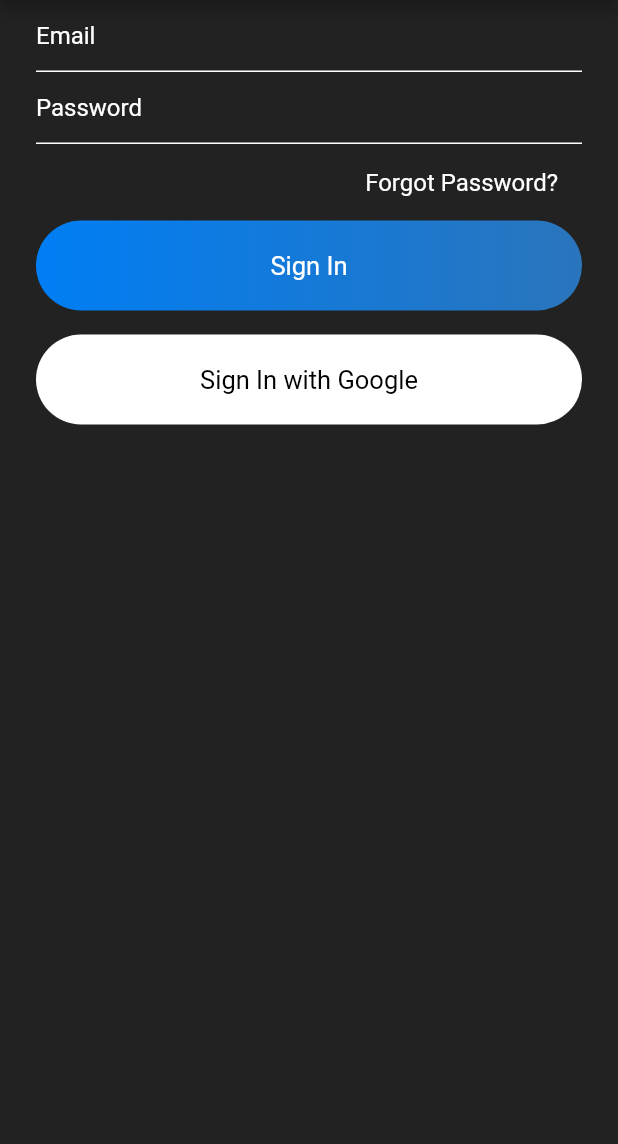
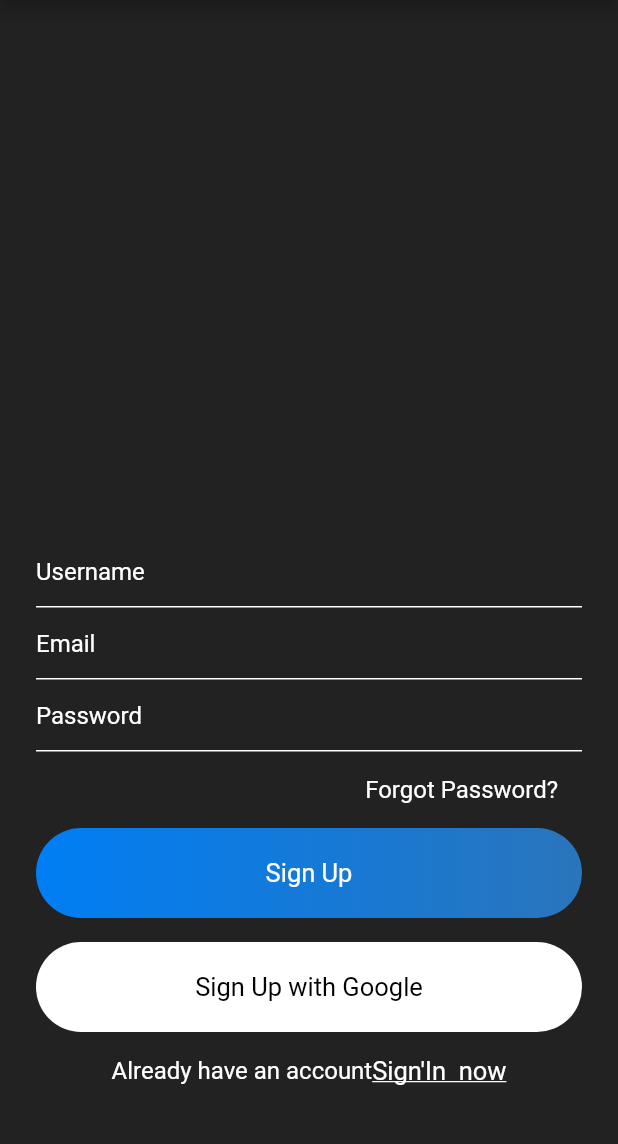
Before and after one commit to vanshbhasin157/chat, a Flutter app: the screen it shows after launch, on a phone screen of 412 x 824 dp, the part 84-1228 px from its top. Run offline on Flutter 3.47's test engine with Material 2 defaults, Android fonts, the phone set to English and light mode, and no system bars; our stand-ins replace firebase_auth; accounts and stored records are empty.

```diff
--- a/lib/main.dart
+++ b/lib/main.dart
@@ -1,5 +1,7 @@
 import 'package:chat/screens/signin.dart';
 import 'package:flutter/material.dart';
+
+import 'screens/signup.dart';
 
 void main() {
   runApp(MyApp());
@@ -17,7 +19,7 @@ class MyApp extends StatelessWidget {
         primarySwatch: Colors.blue,
         visualDensity: VisualDensity.adaptivePlatformDensity,
       ),
-      home: SignIn()
+      home: SignUp()
     );
   }
 }
--- /dev/null
+++ b/lib/model/user.dart
@@ -0,0 +1,5 @@
+class User{
+  String userID;
+
+  User({this.userID});
+}
--- a/lib/screens/signup.dart
+++ b/lib/screens/signup.dart
@@ -0,0 +1,112 @@
+import 'package:flutter/material.dart';
+
+import '../widget/widget.dart';
+class SignUp extends StatefulWidget {
+  @override
+  _SignUpState createState() => _SignUpState();
+}
+final formKey = GlobalKey<FormState>();
+TextEditingController userNameTextEditingController = new TextEditingController();
+TextEditingController emailTextEditingController = new TextEditingController();
+TextEditingController passwordTextEditingController = new TextEditingController();
+
+
+class _SignUpState extends State<SignUp> {
+  @override
+  Widget build(BuildContext context) {
+    return Scaffold(
+      appBar: appBarMain(context) ,
+      body: SingleChildScrollView(
+                      child: Container(
+                        height: MediaQuery.of(context).size.height-50,
+              alignment: Alignment.bottomCenter,
+                        child: Container(
+                padding: EdgeInsets.symmetric(horizontal: 24),
+                child: Column(
+                  mainAxisSize: MainAxisSize.min,
+                  children: <Widget>[
+                    Form(
+                      key: formKey,
+                                          child: Column(
+                        children: [
+                          TextFormField(
+                        controller: userNameTextEditingController,
+                        style: simpleTextField(),
+                        decoration: textFieldInputDecoration("Username")
+                      ),
+                      TextFormField(
+                        controller: emailTextEditingController,
+                        style: simpleTextField(),
+                        decoration: textFieldInputDecoration("Email")
+                      ),
+                      TextFormField(
+                        controller: passwordTextEditingController,
+                        decoration: textFieldInputDecoration("Password")
+                      ),
+                        ],
+                      ),
+                    ),
+                    SizedBox(height: 8,),
+                    Container(
+                      alignment: Alignment.centerRight,
+                      child: Container(
+                      padding: EdgeInsets.symmetric(horizontal: 16, vertical: 8),
+                      child: Text("Forgot Password?" , style: simpleTextField(),)
+                    ),
+                    ),
+                    SizedBox(height: 8,),
+                    Container(
+                      alignment: Alignment.center,
+                      width: MediaQuery.of(context).size.width,
+                      padding: EdgeInsets.symmetric(vertical: 20),
+                      decoration: BoxDecoration(
+                        gradient: LinearGradient(
+                          colors: [
+                            const Color(0xff007EF4),
+                            const Color(0xff2A75BC)
+                          ]
+                          ),
+                          borderRadius: BorderRadius.circular(30.0)
+                      ),
+                      child: Text("Sign Up", style:TextStyle(
+                        color: Colors.white,
+                        fontSize: 17
+                      ) ),
+                    ),
+                    SizedBox(height: 16,),
+                    Container(
+                      alignment: Alignment.center,
+                      width: MediaQuery.of(context).size.width,
+                      padding: EdgeInsets.symmetric(vertical: 20),
+                      decoration: BoxDecoration(
+                        color: Colors.white,
+                          borderRadius: BorderRadius.circular(30.0)
+                      ),
+                      child: Text("Sign Up with Google", style:TextStyle(
+                        color: Colors.black,
+                        fontSize: 17
+                      ) ),
+                    ),
+                    SizedBox(height: 16),
+                    Row(
+                      mainAxisAlignment: MainAxisAlignment.center,
+                      children: [
+                        Text("Already have an account", style: simpleTextField(),),
+                        Text("Sign'In  now", style: TextStyle(
+                          fontSize: 17,
+                          color: Colors.white,
+                          decoration: TextDecoration.underline,
+                        ),),
+
+
+                      ],
+                    ),
+                    SizedBox(height: 50,)
+                  ],
+                )
+                ),
+            ),
+          ),
+    );
+  }
+}
--- a/pubspec.yaml
+++ b/pubspec.yaml
@@ -28,6 +28,7 @@ dependencies:
   # The following adds the Cupertino Icons font to your application.
   # Use with the CupertinoIcons class for iOS style icons.
   cupertino_icons: ^0.1.3
+  firebase_auth: ^0.16.1
 
 dev_dependencies:
   flutter_test:
```
Also changed, not shown: lib/screens/signin.dart (+26 -2 lines), lib/services/auth.dart (added, +46 -0 lines), pubspec.lock, 3 other files.
